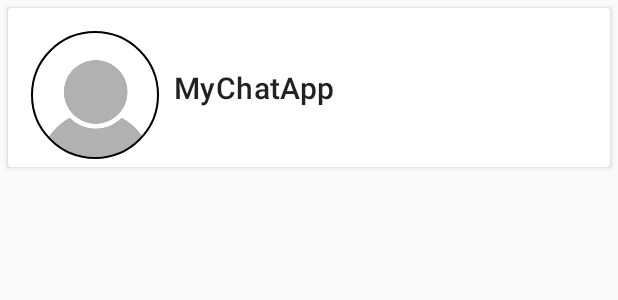
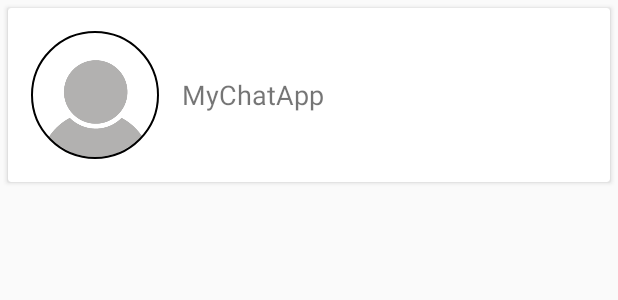
Before and after one commit to doyelsaha510/Chat-Application, an Android app: the layout request_user_single_layout.xml on its own in the app's theme, with its tools: preview values and no code run, on a phone screen of 412 x 824 dp. Shown: the top 300 px of the screen. Run offline under Robolectric (Android 15) with nearby library versions, the phone set to English and light mode, and no system bars.

Commit message:
layout update

```diff
--- a/app/build.gradle
+++ b/app/build.gradle
@@ -43,7 +43,7 @@ dependencies {
 
     implementation 'com.google.firebase:firebase-storage:17.0.0'
     //noinspection GradleDependency
-    implementation 'com.google.firebase:firebase-messaging:17.3.4'
+    implementation 'com.google.firebase:firebase-messaging:18.0.0'
     testImplementation 'junit:junit:4.12'
     androidTestImplementation 'androidx.test:runner:1.1.0'
     androidTestImplementation 'androidx.test.espresso:espresso-core:3.1.0'
--- a/app/src/main/AndroidManifest.xml
+++ b/app/src/main/AndroidManifest.xml
@@ -54,7 +54,8 @@
         <activity android:name=".chatActivity" />
         <activity android:name="com.theartofdev.edmodo.cropper.CropImageActivity"
             android:theme="@style/Base.Theme.AppCompat"/>
-        <service android:name=".MyFirebaseMessagingService">
+        <service android:name=".MyFirebaseMessagingService"
+            android:exported="false">
             <intent-filter>
                 <action android:name="com.google.firebase.MESSAGING_EVENT" />
             </intent-filter>
--- a/app/src/main/res/layout/request_user_single_layout.xml
+++ b/app/src/main/res/layout/request_user_single_layout.xml
@@ -9,17 +9,13 @@
         android:layout_height="wrap_content"
         android:layout_margin="5dp">
 
-        <LinearLayout
+        <RelativeLayout
             android:layout_width="match_parent"
             android:layout_height="wrap_content"
             android:baselineAligned="false"
-            android:orientation="horizontal"
-            android:weightSum="1">
+            android:orientation="horizontal">
 
-            <LinearLayout
-                android:layout_width="match_parent"
-                android:layout_height="wrap_content"
-                android:layout_weight="0.75">
+
 
                 <de.hdodenhof.circleimageview.CircleImageView xmlns:app="http://schemas.android.com/apk/res-auto"
                     android:id="@+id/profile_image"
@@ -27,33 +23,30 @@
                     android:layout_height="96dp"
                     android:layout_marginStart="10dp"
                     android:layout_marginTop="10dp"
+                    android:layout_margin="10dp"
                     android:padding="5dp"
                     android:src="@drawable/defaultimage"
                     app:civ_border_color="#FF000000"
                     app:civ_border_width="1dp" />
-            </LinearLayout>
 
-            <LinearLayout
-                android:layout_width="match_parent"
-                android:layout_height="wrap_content"
-                android:layout_gravity="center"
-                android:layout_marginStart="10dp"
-                android:layout_weight="0.25"
-                android:orientation="vertical">
+
 
                 <TextView
                     android:id="@+id/username"
                     android:layout_width="wrap_content"
                     android:layout_height="wrap_content"
                     android:text="@string/app_name"
-                    android:textAppearance="@style/TextAppearance.MaterialComponents.Headline6" />
+                    android:layout_centerVertical="true"
+                    android:textSize="18sp"
+                    android:layout_toRightOf="@+id/profile_image"
+                    android:layout_toEndOf="@+id/profile_image"/>
 
 
 
 
-            </LinearLayout>
+            </RelativeLayout>
 
-        </LinearLayout>
+
 
     </androidx.cardview.widget.CardView>
 
```
